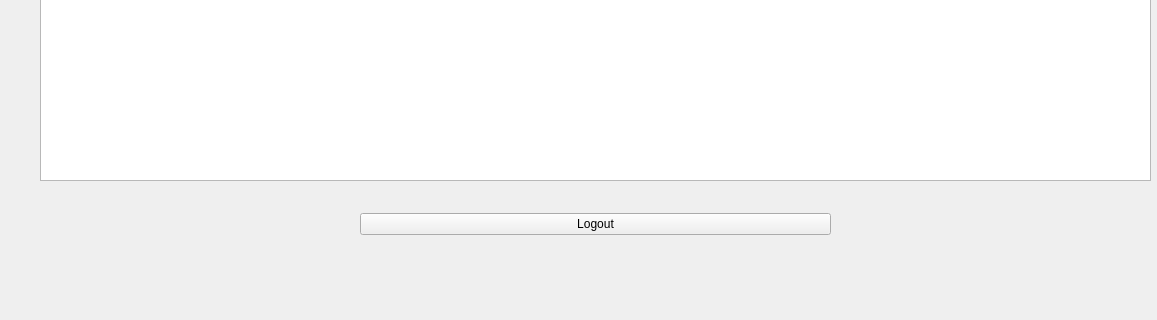
Above: Biblioteca/UserApp/BorrowedBooksList.ui from EchipaSMC/Biblioteca before the change; both pictures show x 0 to 1157 and y 370 to 690 of the 1157 by 690 pixel window. Below: the same form after it.
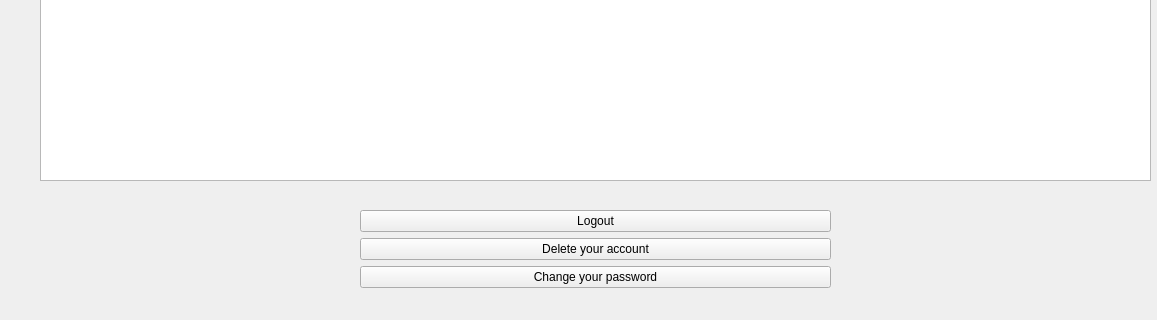
That is the form after the change.

Commit message: Return book, prolong borrow date, and delete user buttons now working.

Patch:
```diff
--- a/Biblioteca/UserApp/BorrowedBooksList.ui
+++ b/Biblioteca/UserApp/BorrowedBooksList.ui
@@ -46,7 +46,7 @@
      <x>10</x>
      <y>569</y>
      <width>1171</width>
-     <height>51</height>
+     <height>100</height>
     </rect>
    </property>
    <layout class="QVBoxLayout" name="verticalLayout_2">
@@ -63,6 +63,20 @@
       </property>
      </widget>
     </item>
+    <item>
+     <widget class="QPushButton" name="deleteUserBtn">
+      <property name="text">
+       <string>Delete your account</string>
+      </property>
+     </widget>
+    </item>
+    <item>
+     <widget class="QPushButton" name="changePasswordBtn">
+      <property name="text">
+       <string>Change your password</string>
+      </property>
+     </widget>
+    </item>
    </layout>
   </widget>
  </widget>
```
The commit also changes 8 other files.
